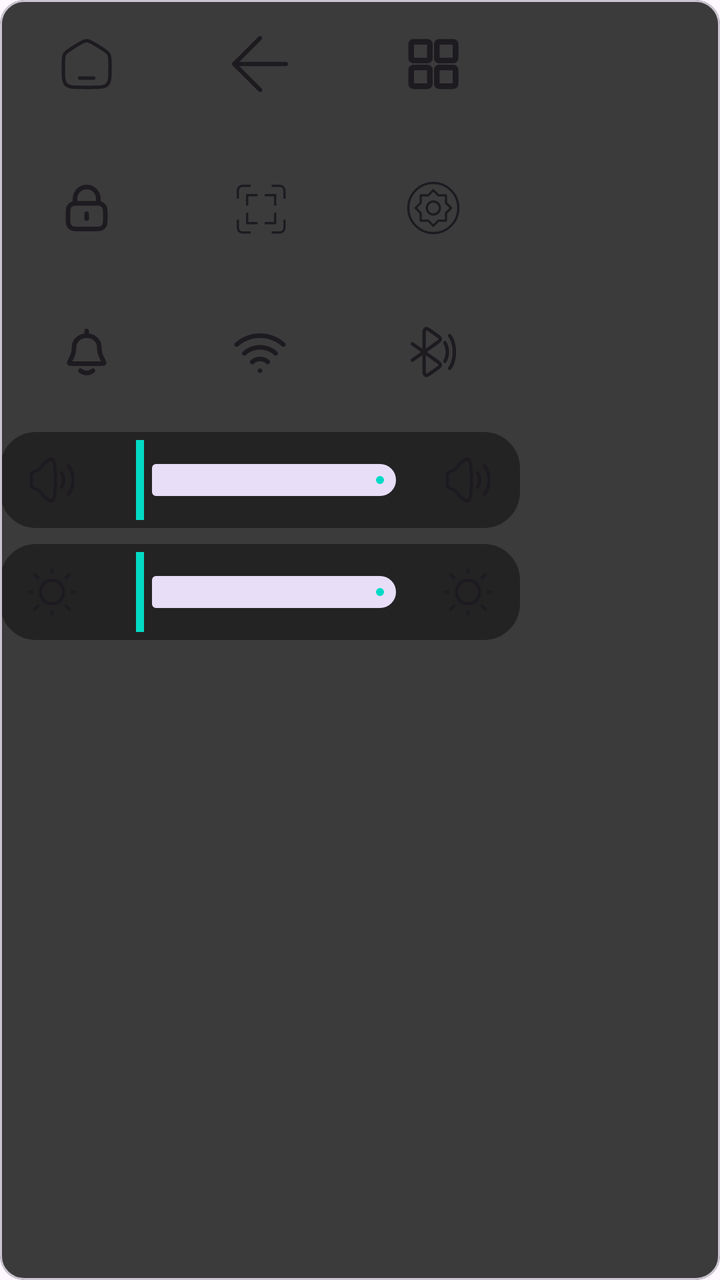
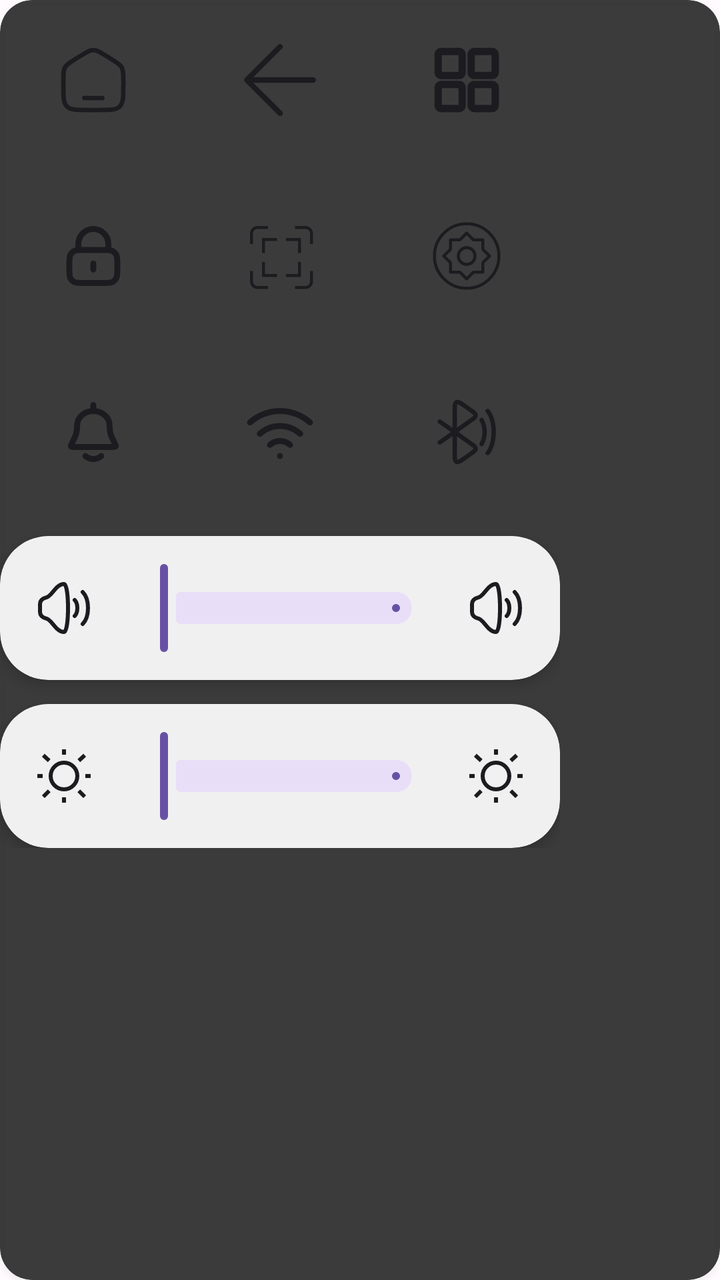

An Android layout rendered at two revisions. The XML below is the earlier revision; the diff shows what the commit changed to produce the second picture.
<!-- AndroidManifest.xml: application theme Theme.AssistiveTouch -->
<!-- res/layout/view_action_panel.xml -->
<?xml version="1.0" encoding="utf-8"?>
<com.google.android.material.card.MaterialCardView xmlns:android="http://schemas.android.com/apk/res/android"
    xmlns:app="http://schemas.android.com/apk/res-auto"
    android:id="@+id/panelRoot"
    android:layout_width="wrap_content"
    android:layout_height="wrap_content"
    android:padding="12dp"
    android:elevation="10dp"
    android:backgroundTint="#E0212121"
    android:radius="20dp">

    <LinearLayout
        android:layout_width="wrap_content"
        android:layout_height="wrap_content"
        android:orientation="vertical">

        
        <LinearLayout
            android:layout_width="match_parent"
            android:layout_height="wrap_content"
            android:orientation="horizontal"
            android:gravity="center">

            <LinearLayout
                android:id="@+id/buttonHome"
                style="@style/PanelItem"
                android:layout_width="0dp"
                android:layout_weight="1">
                <ImageView
                    android:layout_width="28dp"
                    android:layout_height="28dp"
                    android:tint="?attr/colorOnSurface"
                    android:src="@drawable/ic_home_modern" />
            </LinearLayout>

            <LinearLayout
                android:id="@+id/buttonBack"
                style="@style/PanelItem"
                android:layout_width="0dp"
                android:layout_weight="1">
                <ImageView
                    android:layout_width="28dp"
                    android:layout_height="28dp"
                    android:tint="?attr/colorOnSurface"
                    android:src="@drawable/ic_back_modern" />
            </LinearLayout>

            <LinearLayout
                android:id="@+id/buttonRecents"
                style="@style/PanelItem"
                android:layout_width="0dp"
                android:layout_weight="1">
                <ImageView
                    android:layout_width="28dp"
                    android:layout_height="28dp"
                    android:tint="?attr/colorOnSurface"
                    android:src="@drawable/ic_apps_modern" />
            </LinearLayout>
        </LinearLayout>

        
        <LinearLayout
            android:layout_width="match_parent"
            android:layout_height="wrap_content"
            android:orientation="horizontal"
            android:gravity="center"
            android:layout_marginTop="8dp">

            <LinearLayout
                android:id="@+id/buttonLock"
                style="@style/PanelItem"
                android:layout_width="0dp"
                android:layout_weight="1">
                <ImageView
                    android:layout_width="28dp"
                    android:layout_height="28dp"
                    android:tint="?attr/colorOnSurface"
                    android:src="@drawable/ic_lock_modern" />
            </LinearLayout>

            <LinearLayout
                android:id="@+id/buttonScreenshot"
                style="@style/PanelItem"
                android:layout_width="0dp"
                android:layout_weight="1">
                <ImageView
                    android:layout_width="28dp"
                    android:layout_height="28dp"
                    android:tint="?attr/colorOnSurface"
                    android:src="@drawable/ic_screenshot_modern" />
            </LinearLayout>

            <LinearLayout
                android:id="@+id/buttonFlashlight"
                style="@style/PanelItem"
                android:layout_width="0dp"
                android:layout_weight="1">
                <ImageView
                    android:layout_width="28dp"
                    android:layout_height="28dp"
                    android:tint="?attr/colorOnSurface"
                    android:src="@drawable/ic_torch_modern" />
            </LinearLayout>
        </LinearLayout>

        
        <LinearLayout
            android:layout_width="match_parent"
            android:layout_height="wrap_content"
            android:orientation="horizontal"
            android:gravity="center"
            android:layout_marginTop="8dp">

            <LinearLayout
                android:id="@+id/buttonNotifications"
                style="@style/PanelItem"
                android:layout_width="0dp"
                android:layout_weight="1">
                <ImageView
                    android:layout_width="28dp"
                    android:layout_height="28dp"
                    android:tint="?attr/colorOnSurface"
                    android:src="@drawable/ic_bell_modern" />
            </LinearLayout>

            <LinearLayout
                android:id="@+id/buttonWifi"
                style="@style/PanelItem"
                android:layout_width="0dp"
                android:layout_weight="1">
                <ImageView
                    android:layout_width="28dp"
                    android:layout_height="28dp"
                    android:tint="?attr/colorOnSurface"
                    android:src="@drawable/ic_wifi_modern" />
            </LinearLayout>

            <LinearLayout
                android:id="@+id/buttonBluetooth"
                style="@style/PanelItem"
                android:layout_width="0dp"
                android:layout_weight="1">
                <ImageView
                    android:layout_width="28dp"
                    android:layout_height="28dp"
                    android:tint="?attr/colorOnSurface"
                    android:src="@drawable/ic_bluetooth_modern" />
            </LinearLayout>

        </LinearLayout>

        
        <LinearLayout
            android:layout_width="260dp"
            android:layout_height="48dp"
            android:orientation="horizontal"
            android:layout_gravity="center_horizontal"
            android:layout_marginTop="8dp">

            <LinearLayout
                android:layout_width="match_parent"
                android:layout_height="match_parent"
                android:orientation="horizontal"
                android:gravity="center_vertical"
                android:background="@drawable/bg_volume_pill"
                android:paddingHorizontal="12dp">

                <ImageView
                    android:id="@+id/iconVolumeDown"
                    android:layout_width="28dp"
                    android:layout_height="28dp"
                    android:tint="?attr/colorOnSurface"
                    android:src="@drawable/ic_speaker_modern" />

                <com.google.android.material.slider.Slider
                    android:id="@+id/volumeSlider"
                    android:layout_width="0dp"
                    android:layout_height="wrap_content"
                    android:layout_marginHorizontal="8dp"
                    android:layout_weight="1" />

                <ImageView
                    android:id="@+id/iconVolumeUp"
                    android:layout_width="28dp"
                    android:layout_height="28dp"
                    android:tint="?attr/colorOnSurface"
                    android:src="@drawable/ic_speaker_modern" />
            </LinearLayout>
        </LinearLayout>

        
        <LinearLayout
            android:layout_width="260dp"
            android:layout_height="48dp"
            android:orientation="horizontal"
            android:layout_gravity="center_horizontal"
            android:layout_marginTop="8dp">

            <LinearLayout
                android:layout_width="match_parent"
                android:layout_height="match_parent"
                android:orientation="horizontal"
                android:gravity="center_vertical"
                android:background="@drawable/bg_volume_pill"
                android:paddingHorizontal="12dp">

                <ImageView
                    android:id="@+id/iconBrightnessLow"
                    android:layout_width="28dp"
                    android:layout_height="28dp"
                    android:tint="?attr/colorOnSurface"
                    android:src="@drawable/ic_sun_modern" />

                <com.google.android.material.slider.Slider
                    android:id="@+id/brightnessSlider"
                    android:layout_width="0dp"
                    android:layout_height="wrap_content"
                    android:layout_marginHorizontal="8dp"
                    android:layout_weight="1" />

                <ImageView
                    android:id="@+id/iconBrightnessHigh"
                    android:layout_width="28dp"
                    android:layout_height="28dp"
                    android:tint="?attr/colorOnSurface"
                    android:src="@drawable/ic_sun_modern" />
            </LinearLayout>
        </LinearLayout>

    </LinearLayout>

</com.google.android.material.card.MaterialCardView>
<!-- resources referenced by this layout -->
<resources>
  <!-- drawable bg_volume_pill (drawable) -->
  <?xml version="1.0" encoding="utf-8"?>
  <shape xmlns:android="http://schemas.android.com/apk/res/android"
      android:shape="rectangle">
      <corners android:radius="18dp" />
      <solid android:color="#66000000" />
      <padding
          android:left="4dp"
          android:top="4dp"
          android:right="4dp"
          android:bottom="4dp" />
  </shape>
  <style name="PanelItem">
          <item name="android:layout_width">64dp</item>
          <item name="android:layout_height">64dp</item>
          <item name="android:gravity">center</item>
          <item name="android:orientation">vertical</item>
          <item name="android:padding">10dp</item>
          
          <item name="android:background">@android:color/transparent</item>
          <item name="android:clickable">true</item>
          <item name="android:focusable">true</item>
      </style>
  <style name="Theme.AssistiveTouch" parent="Theme.Material3.DayNight.NoActionBar">
          <item name="colorPrimary">@color/teal_200</item>
          <item name="colorOnPrimary">@android:color/white</item>
          <item name="colorSecondary">@color/purple_500</item>
          <item name="android:statusBarColor">@android:color/transparent</item>
          <item name="android:navigationBarColor">@android:color/black</item>
      </style>
  <color name="teal_200">#03DAC5</color>
  <color name="purple_500">#6200EE</color>
  <!-- unchanged entries left out for length: 11 -->
</resources>

<!-- the commit's change to res/layout/view_action_panel.xml (unified diff, before → after) -->
@@ -4,10 +4,12 @@
     android:id="@+id/panelRoot"
     android:layout_width="wrap_content"
     android:layout_height="wrap_content"
-    android:padding="12dp"
-    android:elevation="10dp"
+    android:padding="16dp"
+    android:elevation="16dp"
     android:backgroundTint="#E0212121"
-    android:radius="20dp">
+    android:radius="24dp"
+    android:outlineAmbientShadowColor="#40000000"
+    android:outlineSpotShadowColor="#40000000">
 
     <LinearLayout
         android:layout_width="wrap_content"
@@ -27,8 +29,8 @@
                 android:layout_width="0dp"
                 android:layout_weight="1">
                 <ImageView
-                    android:layout_width="28dp"
-                    android:layout_height="28dp"
+                    android:layout_width="36dp"
+                    android:layout_height="36dp"
                     android:tint="?attr/colorOnSurface"
                     android:src="@drawable/ic_home_modern" />
             </LinearLayout>
@@ -39,8 +41,8 @@
                 android:layout_width="0dp"
                 android:layout_weight="1">
                 <ImageView
-                    android:layout_width="28dp"
-                    android:layout_height="28dp"
+                    android:layout_width="36dp"
+                    android:layout_height="36dp"
                     android:tint="?attr/colorOnSurface"
                     android:src="@drawable/ic_back_modern" />
             </LinearLayout>
@@ -51,8 +53,8 @@
                 android:layout_width="0dp"
                 android:layout_weight="1">
                 <ImageView
-                    android:layout_width="28dp"
-                    android:layout_height="28dp"
+                    android:layout_width="36dp"
+                    android:layout_height="36dp"
                     android:tint="?attr/colorOnSurface"
                     android:src="@drawable/ic_apps_modern" />
             </LinearLayout>
@@ -72,8 +74,8 @@
                 android:layout_width="0dp"
                 android:layout_weight="1">
                 <ImageView
-                    android:layout_width="28dp"
-                    android:layout_height="28dp"
+                    android:layout_width="36dp"
+                    android:layout_height="36dp"
                     android:tint="?attr/colorOnSurface"
                     android:src="@drawable/ic_lock_modern" />
             </LinearLayout>
@@ -84,8 +86,8 @@
                 android:layout_width="0dp"
                 android:layout_weight="1">
                 <ImageView
-                    android:layout_width="28dp"
-                    android:layout_height="28dp"
+                    android:layout_width="36dp"
+                    android:layout_height="36dp"
                     android:tint="?attr/colorOnSurface"
                     android:src="@drawable/ic_screenshot_modern" />
             </LinearLayout>
@@ -96,8 +98,8 @@
                 android:layout_width="0dp"
                 android:layout_weight="1">
                 <ImageView
-                    android:layout_width="28dp"
-                    android:layout_height="28dp"
+                    android:layout_width="36dp"
+                    android:layout_height="36dp"
                     android:tint="?attr/colorOnSurface"
                     android:src="@drawable/ic_torch_modern" />
             </LinearLayout>
@@ -117,8 +119,8 @@
                 android:layout_width="0dp"
                 android:layout_weight="1">
                 <ImageView
-                    android:layout_width="28dp"
-                    android:layout_height="28dp"
+                    android:layout_width="36dp"
+                    android:layout_height="36dp"
                     android:tint="?attr/colorOnSurface"
                     android:src="@drawable/ic_bell_modern" />
             </LinearLayout>
@@ -129,8 +131,8 @@
                 android:layout_width="0dp"
                 android:layout_weight="1">
                 <ImageView
-                    android:layout_width="28dp"
-                    android:layout_height="28dp"
+                    android:layout_width="36dp"
+                    android:layout_height="36dp"
                     android:tint="?attr/colorOnSurface"
                     android:src="@drawable/ic_wifi_modern" />
             </LinearLayout>
@@ -141,8 +143,8 @@
                 android:layout_width="0dp"
                 android:layout_weight="1">
                 <ImageView
-                    android:layout_width="28dp"
-                    android:layout_height="28dp"
+                    android:layout_width="36dp"
+                    android:layout_height="36dp"
                     android:tint="?attr/colorOnSurface"
                     android:src="@drawable/ic_bluetooth_modern" />
             </LinearLayout>
@@ -150,82 +152,94 @@
         </LinearLayout>
 
         
-        <LinearLayout
-            android:layout_width="260dp"
-            android:layout_height="48dp"
-            android:orientation="horizontal"
+        <com.google.android.material.card.MaterialCardView
+            android:id="@+id/volumeSliderContainer"
+            android:layout_width="280dp"
+            android:layout_height="wrap_content"
             android:layout_gravity="center_horizontal"
-            android:layout_marginTop="8dp">
+            android:layout_marginTop="12dp"
+            app:cardElevation="4dp"
+            app:cardCornerRadius="24dp"
+            app:cardBackgroundColor="#F0F0F0"
+            app:strokeWidth="0dp"
+            app:strokeColor="@android:color/transparent">
 
             <LinearLayout
                 android:layout_width="match_parent"
-                android:layout_height="match_parent"
+                android:layout_height="wrap_content"
                 android:orientation="horizontal"
                 android:gravity="center_vertical"
-                android:background="@drawable/bg_volume_pill"
-                android:paddingHorizontal="12dp">
+                android:paddingHorizontal="16dp"
+                android:paddingVertical="12dp"
+                android:minHeight="56dp">
 
                 <ImageView
                     android:id="@+id/iconVolumeDown"
-                    android:layout_width="28dp"
-                    android:layout_height="28dp"
-                    android:tint="?attr/colorOnSurface"
+                    android:layout_width="32dp"
+                    android:layout_height="32dp"
+                    android:tint="#1C1B1F"
                     android:src="@drawable/ic_speaker_modern" />
 
                 <com.google.android.material.slider.Slider
                     android:id="@+id/volumeSlider"
                     android:layout_width="0dp"
                     android:layout_height="wrap_content"
-                    android:layout_marginHorizontal="8dp"
+                    android:layout_marginHorizontal="12dp"
                     android:layout_weight="1" />
 
                 <ImageView
                     android:id="@+id/iconVolumeUp"
-                    android:layout_width="28dp"
-                    android:layout_height="28dp"
-                    android:tint="?attr/colorOnSurface"
+                    android:layout_width="32dp"
+                    android:layout_height="32dp"
+                    android:tint="#1C1B1F"
                     android:src="@drawable/ic_speaker_modern" />
             </LinearLayout>
-        </LinearLayout>
-
-        
-        <LinearLayout
-            android:layout_width="260dp"
-            android:layout_height="48dp"
-            android:orientation="horizontal"
+        </com.google.android.material.card.MaterialCardView>
+
+        
+        <com.google.android.material.card.MaterialCardView
+            android:id="@+id/brightnessSliderContainer"
+            android:layout_width="280dp"
+            android:layout_height="wrap_content"
             android:layout_gravity="center_horizontal"
-            android:layout_marginTop="8dp">
+            android:layout_marginTop="12dp"
+            app:cardElevation="4dp"
+            app:cardCornerRadius="24dp"
+            app:cardBackgroundColor="#F0F0F0"
+            app:strokeWidth="0dp"
+            app:strokeColor="@android:color/transparent">
 
             <LinearLayout
                 android:layout_width="match_parent"
-                android:layout_height="match_parent"
+                android:layout_height="wrap_content"
                 android:orientation="horizontal"
                 android:gravity="center_vertical"
-                android:background="@drawable/bg_volume_pill"
-                android:paddingHorizontal="12dp">
+                android:paddingHorizontal="16dp"
+                android:paddingVertical="12dp"
+                android:minHeight="56dp">
 
                 <ImageView
                     android:id="@+id/iconBrightnessLow"
-                    android:layout_width="28dp"
-                    android:layout_height="28dp"
-                    android:tint="?attr/colorOnSurface"
+                    android:layout_width="32dp"
+                    android:layout_height="32dp"
+                    android:tint="#1C1B1F"
                     android:src="@drawable/ic_sun_modern" />
 
                 <com.google.android.material.slider.Slider
                     android:id="@+id/brightnessSlider"
                     android:layout_width="0dp"
                     android:layout_height="wrap_content"
-                    android:layout_marginHorizontal="8dp"
+                    android:layout_marginHorizontal="12dp"
                     android:layout_weight="1" />
 
                 <ImageView
                     android:id="@+id/iconBrightnessHigh"
-                    android:layout_width="28dp"
-                    android:layout_height="28dp"
-                    android:tint="?attr/colorOnSurface"
+                    android:layout_width="32dp"
+                    android:layout_height="32dp"
+                    android:tint="#1C1B1F"
                     android:src="@drawable/ic_sun_modern" />
             </LinearLayout>
-        </LinearLayout>
+        </com.google.android.material.card.MaterialCardView>
 
     </LinearLayout>
 
<!-- resource entries referenced after the edit -->
@@ -1,37 +1,105 @@
 <!-- resources referenced by this layout -->
 <resources>
-  <!-- drawable bg_volume_pill (drawable) -->
-  <?xml version="1.0" encoding="utf-8"?>
-  <shape xmlns:android="http://schemas.android.com/apk/res/android"
-      android:shape="rectangle">
-      <corners android:radius="18dp" />
-      <solid android:color="#66000000" />
-      <padding
-          android:left="4dp"
-          android:top="4dp"
-          android:right="4dp"
-          android:bottom="4dp" />
-  </shape>
   <style name="PanelItem">
-          <item name="android:layout_width">64dp</item>
-          <item name="android:layout_height">64dp</item>
+          <item name="android:layout_width">80dp</item>
+          <item name="android:layout_height">80dp</item>
           <item name="android:gravity">center</item>
           <item name="android:orientation">vertical</item>
-          <item name="android:padding">10dp</item>
-          
-          <item name="android:background">@android:color/transparent</item>
+          <item name="android:padding">16dp</item>
+          <item name="android:background">@drawable/ripple_panel_button</item>
           <item name="android:clickable">true</item>
           <item name="android:focusable">true</item>
+          <item name="android:minHeight">80dp</item>
+          <item name="android:minWidth">80dp</item>
       </style>
   <style name="Theme.AssistiveTouch" parent="Theme.Material3.DayNight.NoActionBar">
-          <item name="colorPrimary">@color/teal_200</item>
-          <item name="colorOnPrimary">@android:color/white</item>
-          <item name="colorSecondary">@color/purple_500</item>
+          
+          <item name="colorPrimary">@color/primary</item>
+          <item name="colorOnPrimary">@color/on_primary</item>
+          <item name="colorPrimaryContainer">@color/primary_container</item>
+          <item name="colorOnPrimaryContainer">@color/on_primary_container</item>
+          
+          
+          <item name="colorSecondary">@color/secondary</item>
+          <item name="colorOnSecondary">@color/on_secondary</item>
+          <item name="colorSecondaryContainer">@color/secondary_container</item>
+          <item name="colorOnSecondaryContainer">@color/on_secondary_container</item>
+          
+          
+          <item name="colorTertiary">@color/tertiary</item>
+          <item name="colorOnTertiary">@color/on_tertiary</item>
+          <item name="colorTertiaryContainer">@color/tertiary_container</item>
+          <item name="colorOnTertiaryContainer">@color/on_tertiary_container</item>
+          
+          
+          <item name="colorError">@color/error</item>
+          <item name="colorOnError">@color/on_error</item>
+          <item name="colorErrorContainer">@color/error_container</item>
+          <item name="colorOnErrorContainer">@color/on_error_container</item>
+          
+          
+          <item name="colorSurface">@color/surface</item>
+          <item name="colorOnSurface">@color/on_surface</item>
+          <item name="colorSurfaceVariant">@color/surface_variant</item>
+          <item name="colorOnSurfaceVariant">@color/on_surface_variant</item>
+          
+          
+          <item name="android:colorBackground">@color/background</item>
+          <item name="colorOnBackground">@color/on_background</item>
+          
+          
+          <item name="colorOutline">@color/outline</item>
+          <item name="colorOutlineVariant">@color/outline_variant</item>
+          
+          
           <item name="android:statusBarColor">@android:color/transparent</item>
-          <item name="android:navigationBarColor">@android:color/black</item>
+          <item name="android:navigationBarColor">@android:color/transparent</item>
+          <item name="android:windowLightStatusBar" tools:targetApi="m">true</item>
+          <item name="android:windowLightNavigationBar" tools:targetApi="o_mr1">true</item>
+          
+          
+          <item name="materialCardViewStyle">@style/CardView.Material3</item>
       </style>
-  <color name="teal_200">#03DAC5</color>
-  <color name="purple_500">#6200EE</color>
+  <!-- drawable ripple_panel_button (drawable) -->
+  <?xml version="1.0" encoding="utf-8"?>
+  <ripple xmlns:android="http://schemas.android.com/apk/res/android"
+      android:color="?attr/colorOnSurface">
+      <item>
+          <shape android:shape="rectangle">
+              <solid android:color="@android:color/transparent" />
+              <corners android:radius="16dp" />
+          </shape>
+      </item>
+  </ripple>
+  <color name="primary">#6750A4</color>
+  <color name="on_primary">#FFFFFF</color>
+  <color name="primary_container">#EADDFF</color>
+  <color name="on_primary_container">#21005D</color>
+  <color name="secondary">#625B71</color>
+  <color name="on_secondary">#FFFFFF</color>
+  <color name="secondary_container">#E8DEF8</color>
+  <color name="on_secondary_container">#1D192B</color>
+  <color name="tertiary">#7D5260</color>
+  <color name="on_tertiary">#FFFFFF</color>
+  <color name="tertiary_container">#FFD8E4</color>
+  <color name="on_tertiary_container">#31111D</color>
+  <color name="error">#BA1A1A</color>
+  <color name="on_error">#FFFFFF</color>
+  <color name="error_container">#FFDAD6</color>
+  <color name="on_error_container">#410002</color>
+  <color name="surface">#FFFBFE</color>
+  <color name="on_surface">#1C1B1F</color>
+  <color name="surface_variant">#E7E0EC</color>
+  <color name="on_surface_variant">#49454F</color>
+  <color name="background">#FFFBFE</color>
+  <color name="on_background">#1C1B1F</color>
+  <color name="outline">#79747E</color>
+  <color name="outline_variant">#CAC4D0</color>
+  <style name="CardView.Material3" parent="Widget.Material3.CardView.Elevated">
+          <item name="cardElevation">2dp</item>
+          <item name="cardCornerRadius">16dp</item>
+          <item name="cardBackgroundColor">@color/surface</item>
+      </style>
   <!-- unchanged entries left out for length: 11 -->
 </resources>
 
